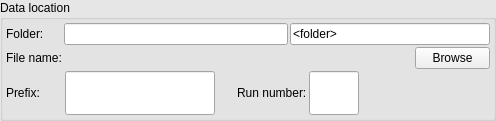
The window that Bricks/widgets/ui_files/Qt4_data_path_widget_horizontal_layout.ui (mxcube/mxcubeqt) describes before a commit, drawn with Qt 5.
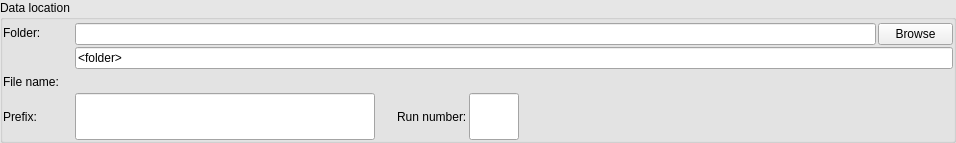
The same window after the commit.

```diff
--- a/Bricks/widgets/ui_files/Qt4_data_path_widget_horizontal_layout.ui
+++ b/Bricks/widgets/ui_files/Qt4_data_path_widget_horizontal_layout.ui
@@ -6,8 +6,8 @@
    <rect>
     <x>0</x>
     <y>0</y>
-    <width>496</width>
-    <height>121</height>
+    <width>956</width>
+    <height>143</height>
    </rect>
   </property>
   <property name="palette">
@@ -91,11 +91,20 @@
      </property>
      <layout class="QHBoxLayout">
       <property name="spacing">
-       <number>2</number>
+       <number>0</number>
       </property>
-      <property name="margin">
+      <property name="leftMargin">
+       <number>0</number>
+      </property>
+      <property name="topMargin">
        <number>3</number>
       </property>
+      <property name="rightMargin">
+       <number>0</number>
+      </property>
+      <property name="bottomMargin">
+       <number>0</number>
+      </property>
       <item>
        <layout class="QVBoxLayout">
         <property name="spacing">
@@ -113,6 +122,18 @@
             </property>
             <item>
              <widget class="QLabel" name="folder_label">
+              <property name="minimumSize">
+               <size>
+                <width>70</width>
+                <height>0</height>
+               </size>
+              </property>
+              <property name="maximumSize">
+               <size>
+                <width>70</width>
+                <height>16777215</height>
+               </size>
+              </property>
               <property name="text">
                <string>Folder:</string>
               </property>
@@ -121,8 +142,36 @@
               </property>
              </widget>
             </item>
+            <item>
+             <spacer name="verticalSpacer">
+              <property name="orientation">
+               <enum>Qt::Vertical</enum>
+              </property>
+              <property name="sizeType">
+               <enum>QSizePolicy::Fixed</enum>
+              </property>
+              <property name="sizeHint" stdset="0">
+               <size>
+                <width>20</width>
+                <height>27</height>
+               </size>
+              </property>
+             </spacer>
+            </item>
             <item>
              <widget class="QLabel" name="file_name_label">
+              <property name="minimumSize">
+               <size>
+                <width>70</width>
+                <height>0</height>
+               </size>
+              </property>
+              <property name="maximumSize">
+               <size>
+                <width>70</width>
+                <height>16777215</height>
+               </size>
+              </property>
               <property name="text">
                <string>File name:</string>
               </property>
@@ -156,7 +205,7 @@
                 </property>
                 <property name="maximumSize">
                  <size>
-                  <width>400</width>
+                  <width>32767</width>
                   <height>32767</height>
                  </size>
                 </property>
@@ -169,26 +218,39 @@
                </widget>
               </item>
               <item>
-               <widget class="QLineEdit" name="folder_ledit">
-                <property name="minimumSize">
-                 <size>
-                  <width>50</width>
-                  <height>0</height>
-                 </size>
-                </property>
+               <widget class="QPushButton" name="browse_button">
                 <property name="maximumSize">
                  <size>
-                  <width>200</width>
-                  <height>32767</height>
+                  <width>75</width>
+                  <height>32765</height>
                  </size>
                 </property>
                 <property name="text">
-                 <string>&lt;folder&gt;</string>
+                 <string>Browse</string>
                 </property>
                </widget>
               </item>
              </layout>
             </item>
+            <item>
+             <widget class="QLineEdit" name="folder_ledit">
+              <property name="minimumSize">
+               <size>
+                <width>50</width>
+                <height>0</height>
+               </size>
+              </property>
+              <property name="maximumSize">
+               <size>
+                <width>32767</width>
+                <height>32767</height>
+               </size>
+              </property>
+              <property name="text">
+               <string>&lt;folder&gt;</string>
+              </property>
+             </widget>
+            </item>
             <item>
              <layout class="QHBoxLayout">
               <property name="spacing">
@@ -220,19 +282,6 @@
                 </property>
                </spacer>
               </item>
-              <item>
-               <widget class="QPushButton" name="browse_button">
-                <property name="maximumSize">
-                 <size>
-                  <width>75</width>
-                  <height>32765</height>
-                 </size>
-                </property>
-                <property name="text">
-                 <string>Browse</string>
-                </property>
-               </widget>
-              </item>
              </layout>
             </item>
            </layout>
@@ -248,13 +297,13 @@
            <widget class="QLabel" name="prefix_label">
             <property name="minimumSize">
              <size>
-              <width>57</width>
+              <width>70</width>
               <height>0</height>
              </size>
             </property>
             <property name="maximumSize">
              <size>
-              <width>57</width>
+              <width>70</width>
               <height>32767</height>
              </size>
             </property>
```
